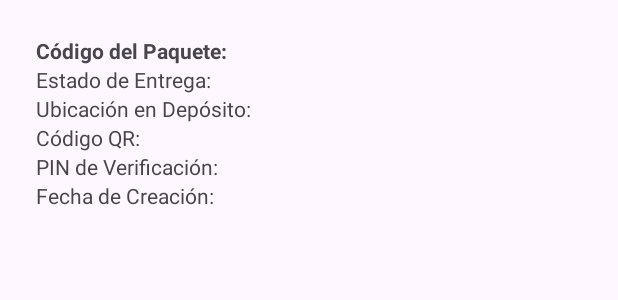
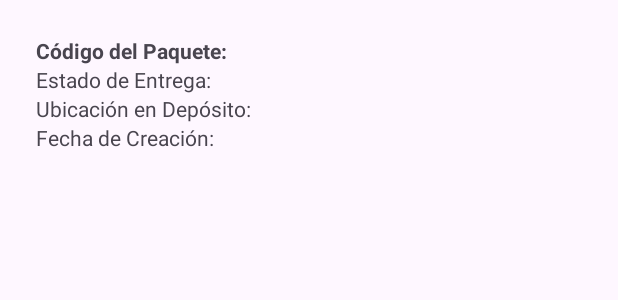
Before and after one commit to Sebexe/de_remate_fe, an Android app: the layout dialog_package_detail.xml on its own in the app's theme, with its tools: preview values and no code run, on a phone screen of 412 x 824 dp. Shown: the top 300 px of the screen. Run offline under Robolectric (Android 15) with nearby library versions, the phone set to English and light mode, and no system bars.

```diff
--- a/app/src/main/java/com/grupo1/deremate/models/PackageDTO.kt
+++ b/app/src/main/java/com/grupo1/deremate/models/PackageDTO.kt
@@ -3,5 +3,6 @@ package com.grupo1.deremate.models
 data class PackageDTO(
     val id: Long,
     val status: String,
-    val packageLocation: String
+    val packageLocation: String,
+    val createdDate: String? = null // o OffsetDateTime si querés usar formato de fecha
 )
--- a/app/src/main/res/layout/dialog_package_detail.xml
+++ b/app/src/main/res/layout/dialog_package_detail.xml
@@ -28,17 +28,6 @@
             android:layout_height="wrap_content"
             android:text="Ubicación en Depósito:" />
 
-        <TextView
-            android:id="@+id/tvQrCode"
-            android:layout_width="wrap_content"
-            android:layout_height="wrap_content"
-            android:text="Código QR:" />
-
-        <TextView
-            android:id="@+id/tvPin"
-            android:layout_width="wrap_content"
-            android:layout_height="wrap_content"
-            android:text="PIN de Verificación:" />
 
         <TextView
             android:id="@+id/tvCreatedDate"
```
Also changed, not shown: app/src/main/java/com/grupo1/deremate/fragments/HomeFragment.java (+3 -4 lines), app/src/main/java/com/grupo1/deremate/fragments/PackageDetailFragment.kt (+20 -15 lines), app/src/main/java/com/grupo1/deremate/infrastructure/PackageAdapter.kt (+17 -4 lines), app/src/main/res/values/strings.xml (+8 -0 lines).
